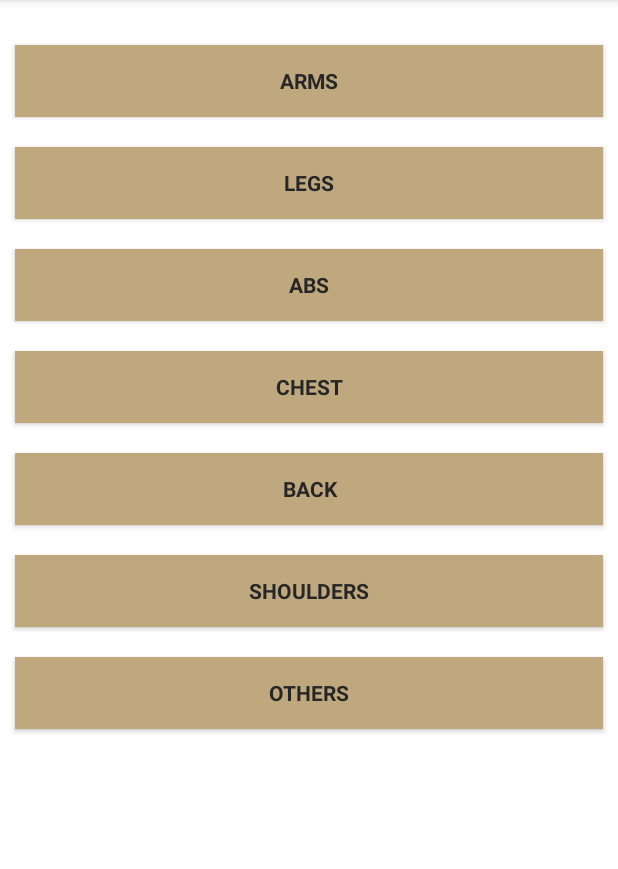
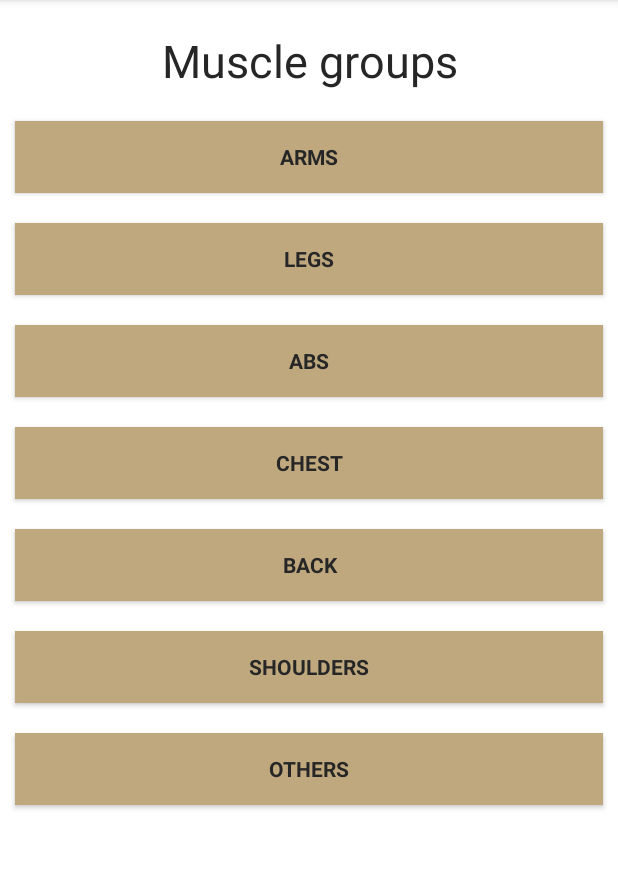
Before and after one commit to macidori98/FitnessApplication, an Android app: the fragment TraineeMuscleGroupsFragment placed in its activity, on a phone screen of 412 x 824 dp, the part 84-953 px from its top. Run offline under Robolectric (Android 15) with nearby library versions, the phone set to English and light mode, and no system bars; our stand-ins replace Firebase (no records; nobody signed in at launch, a user with empty details on screens opened directly).

Commit message:
code cleaned

```diff
--- a/app/src/main/res/layout/fragment_change_content.xml
+++ b/app/src/main/res/layout/fragment_change_content.xml
@@ -37,5 +37,6 @@
         android:layout_width="match_parent"
         android:layout_height="wrap_content"
         android:gravity="center"
-        android:textAlignment="center"/>
+        android:textAlignment="center"
+        android:textColor="@color/colorText"/>
 </LinearLayout>
--- a/app/src/main/res/layout/fragment_delete_content.xml
+++ b/app/src/main/res/layout/fragment_delete_content.xml
@@ -5,6 +5,7 @@
 
     <TextView
         android:id="@+id/tv_delete"
+        android:textColor="@color/colorText"
         android:layout_width="wrap_content"
         android:layout_height="wrap_content"
         android:layout_weight="1"
--- a/app/src/main/res/layout/fragment_trainee_muscle_group.xml
+++ b/app/src/main/res/layout/fragment_trainee_muscle_group.xml
@@ -4,6 +4,15 @@
     android:layout_height="wrap_content"
     android:layout_marginTop="@dimen/dp20"
     android:orientation="vertical">
+
+    <TextView
+        android:text="@string/muscle_groups"
+        android:textSize="@dimen/sp30"
+        android:textColor="@color/colorText"
+        android:textAlignment="center"
+        android:layout_width="match_parent"
+        android:layout_height="wrap_content"
+        android:layout_marginBottom="@dimen/dp10"/>
 
     <LinearLayout
         android:id="@+id/linearLayout_trainee_muscle_groups"
--- a/app/src/main/res/layout/fragment_trainer_upload.xml
+++ b/app/src/main/res/layout/fragment_trainer_upload.xml
@@ -24,6 +24,7 @@
         android:layout_height="wrap_content"
         android:layout_marginStart="50dp"
         android:layout_marginTop="10dp"
+        android:textColor="@color/colorText"
         android:layout_marginEnd="50dp"
         android:ems="10"
         android:hint="Enter a Title"
@@ -38,6 +39,7 @@
         android:layout_height="wrap_content"
         android:layout_marginTop="20dp"
         android:ems="10"
+        android:textColor="@color/colorText"
         android:hint="Enter a Description"
         android:inputType="textPersonName"
         app:layout_constraintEnd_toEndOf="@+id/et_trainer_upload_title"
@@ -50,6 +52,7 @@
         android:layout_height="wrap_content"
         android:layout_marginTop="20dp"
         android:gravity="center"
+        android:textColor="@color/colorText"
         android:textAlignment="center"
         app:layout_constraintEnd_toEndOf="@+id/et_trainer_upload_description"
         app:layout_constraintHorizontal_bias="0.0"
--- a/app/src/main/res/values-night/strings.xml
+++ b/app/src/main/res/values-night/strings.xml
@@ -46,6 +46,7 @@
         <item>Chest</item>
         <item>Back</item>
         <item>Shoulders</item>
+        <item>Others</item>
     </string-array>
 
     <string name="back_button_press">Please click BACK again to exit!</string>
@@ -68,5 +69,5 @@
     <string name="change_password_successful">Your password has been changed</string>
     <string name="old_new_password_match">Enter a new password</string>
     <string name="new_confirm_new_passwords_dont_match">The passwords do not match</string>
-
+    <string name="muscle_groups">Muscle groups</string>
 </resources>
--- a/app/src/main/res/values/strings.xml
+++ b/app/src/main/res/values/strings.xml
@@ -68,6 +68,8 @@
     <string name="change_password_successful">Your password has been changed</string>
     <string name="old_new_password_match">Enter a new password</string>
     <string name="new_confirm_new_passwords_dont_match">The passwords do not match</string>
+    <string name="muscle_groups">Muscle groups</string>
+
 
     <string name="change_content_dialog_title">Change Content</string>
     <string name="cancel_change_content">Content was not changed</string>
```
Also changed, not shown: app/src/main/res/layout/fragment_trainee_trainers.xml (+15 -4 lines).
